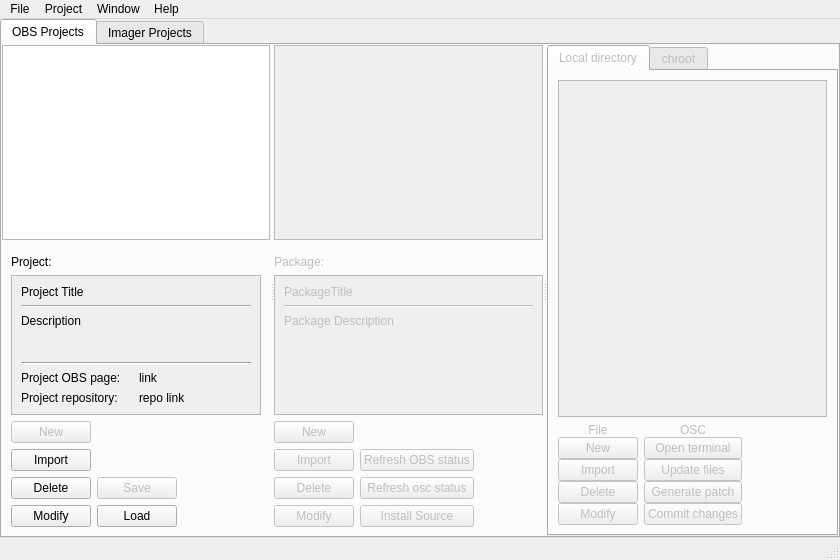
The window that src/ObsLightGui/ui/obsLightMain.ui (ronan22/obs-light) describes before a commit, drawn with Qt 5.
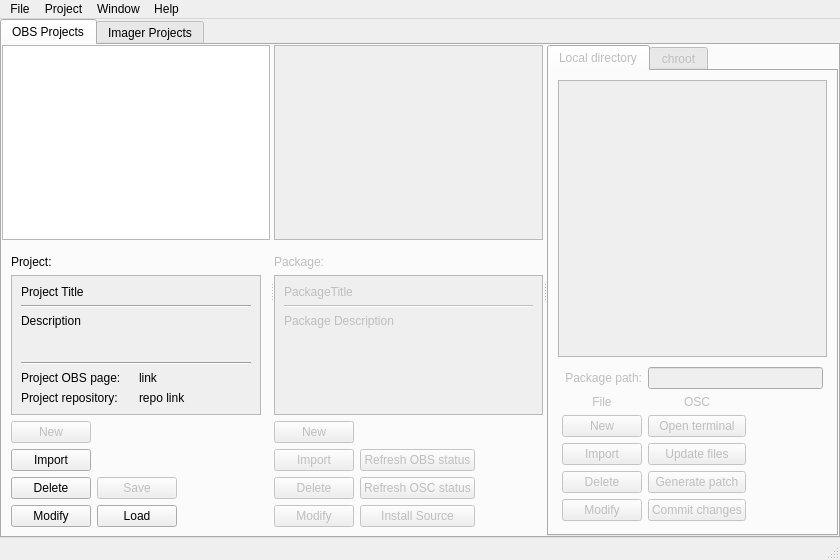
The same window after the commit.

Commit message: - added progress dialog when refreshing statuses

What changed in the file:
```diff
--- a/src/ObsLightGui/ui/obsLightMain.ui
+++ b/src/ObsLightGui/ui/obsLightMain.ui
@@ -544,7 +544,7 @@
                <item row="9" column="1">
                 <widget class="QPushButton" name="refreshOscStatusButton">
                  <property name="text">
-                  <string>Refresh osc status</string>
+                  <string>Refresh OSC status</string>
                  </property>
                 </widget>
                </item>
@@ -590,16 +590,13 @@
              <item row="5" column="0">
               <widget class="QWidget" name="widget" native="true">
                <layout class="QGridLayout" name="gridLayout_11">
-                <property name="horizontalSpacing">
-                 <number>-1</number>
-                </property>
-                <property name="verticalSpacing">
-                 <number>0</number>
-                </property>
                 <property name="margin">
-                 <number>0</number>
+                 <number>4</number>
                 </property>
-                <item row="9" column="2">
+                <property name="spacing">
+                 <number>-1</number>
+                </property>
+                <item row="10" column="2">
                  <widget class="QPushButton" name="generatePatchButton">
                   <property name="toolTip">
                    <string>Generate a patch from the changes made into the chroot, and add this patch to the package.</string>
@@ -609,7 +606,7 @@
                   </property>
                  </widget>
                 </item>
-                <item row="10" column="2">
+                <item row="11" column="2">
                  <widget class="QPushButton" name="addAndCommitButton">
                   <property name="toolTip">
                    <string>Commit all modifications made to the package files.</string>
@@ -619,7 +616,7 @@
                   </property>
                  </widget>
                 </item>
-                <item row="6" column="1">
+                <item row="7" column="1">
                  <widget class="QPushButton" name="newFileButton">
                   <property name="enabled">
                    <bool>false</bool>
@@ -635,7 +632,7 @@
                   </property>
                  </widget>
                 </item>
-                <item row="9" column="1">
+                <item row="10" column="1">
                  <widget class="QPushButton" name="deleteFileButton">
                   <property name="toolTip">
                    <string>Remove the selected file from the package.</string>
@@ -645,7 +642,7 @@
                   </property>
                  </widget>
                 </item>
-                <item row="8" column="1">
+                <item row="9" column="1">
                  <widget class="QPushButton" name="addFileButton">
                   <property name="toolTip">
                    <string>Import files into the package.</string>
@@ -655,7 +652,7 @@
                   </property>
                  </widget>
                 </item>
-                <item row="10" column="1">
+                <item row="11" column="1">
                  <widget class="QPushButton" name="modifyFileButton">
                   <property name="enabled">
                    <bool>false</bool>
@@ -665,7 +662,7 @@
                   </property>
                  </widget>
                 </item>
-                <item row="0" column="1">
+                <item row="1" column="1">
                  <widget class="QLabel" name="fileLabel">
                   <property name="text">
                    <string>File</string>
@@ -675,7 +672,7 @@
                   </property>
                  </widget>
                 </item>
-                <item row="0" column="2">
+                <item row="1" column="2">
                  <widget class="QLabel" name="label">
                   <property name="text">
                    <string>OSC</string>
@@ -685,7 +682,7 @@
                   </property>
                  </widget>
                 </item>
-                <item row="9" column="3">
+                <item row="10" column="3">
                  <spacer name="horizontalSpacer_2">
                   <property name="orientation">
                    <enum>Qt::Horizontal</enum>
@@ -698,7 +695,7 @@
                   </property>
                  </spacer>
                 </item>
-                <item row="8" column="2">
+                <item row="9" column="2">
                  <widget class="QPushButton" name="updateFilesButton">
                   <property name="minimumSize">
                    <size>
@@ -711,13 +708,30 @@
                   </property>
                  </widget>
                 </item>
-                <item row="6" column="2">
+                <item row="7" column="2">
                  <widget class="QPushButton" name="openTermButton">
                   <property name="text">
                    <string>Open terminal</string>
                   </property>
                  </widget>
                 </item>
+                <item row="0" column="1">
+                 <widget class="QLabel" name="packagePathLabel">
+                  <property name="text">
+                   <string>Package path:</string>
+                  </property>
+                  <property name="alignment">
+                   <set>Qt::AlignRight|Qt::AlignTrailing|Qt::AlignVCenter</set>
+                  </property>
+                 </widget>
+                </item>
+                <item row="0" column="2" colspan="2">
+                 <widget class="QLineEdit" name="packagePathLineEdit">
+                  <property name="readOnly">
+                   <bool>true</bool>
+                  </property>
+                 </widget>
+                </item>
                </layout>
               </widget>
              </item>
```
Left out of the diff: 6 changed lines with no effect on the pictures. The commit also changes 1 other file.
